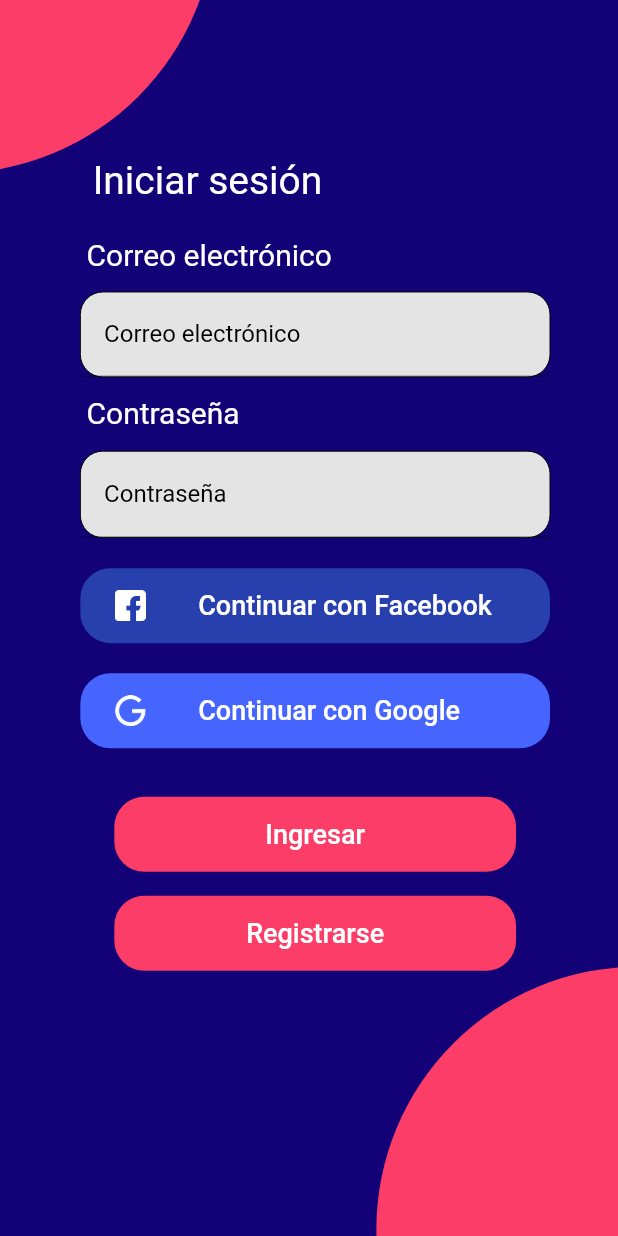
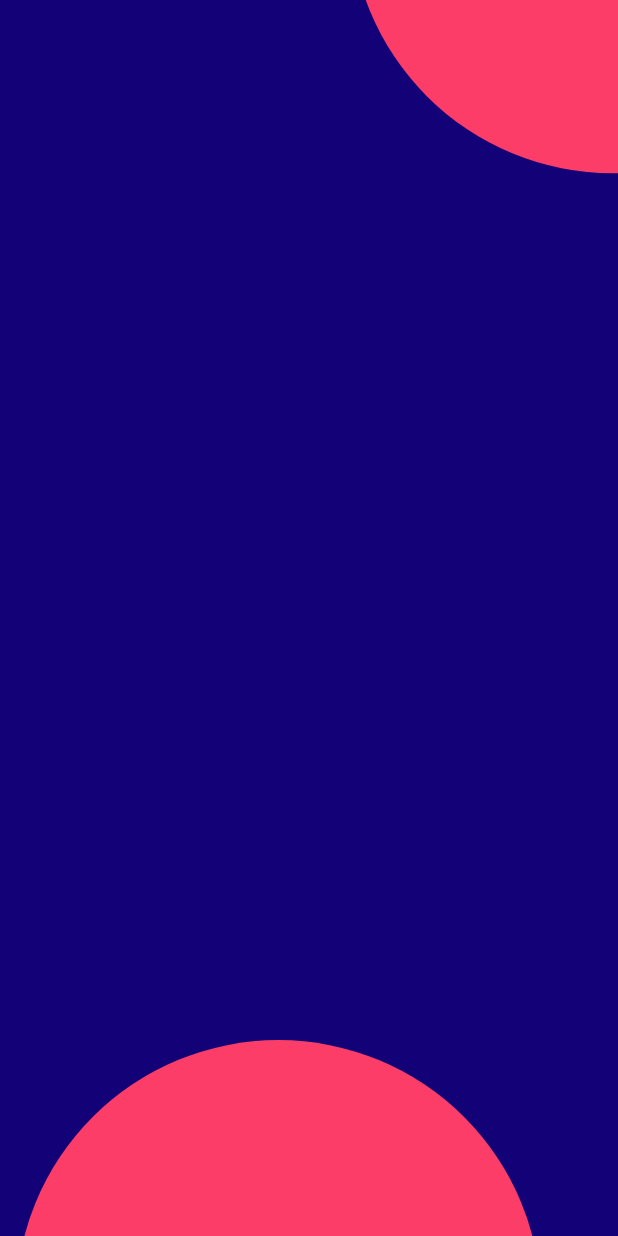
Before and after one commit to luispaulo0/life_notes, a Flutter app: the screen it shows after launch, after a tap on "Registrarse", on a phone screen of 412 x 824 dp. Run offline on Flutter 3.47's test engine with Material 2 defaults, Android fonts, the phone set to English and light mode, and no system bars.

Commit message:
login ajustes

```diff
--- a/lib/pages/Login.dart
+++ b/lib/pages/Login.dart
@@ -1,4 +1,5 @@
 import 'package:flutter/material.dart';
+import 'package:life_notes/pages/signup.dart';
 import 'dart:ui' as ui;
 import 'package:life_notes/widgets/circle.dart';
 
@@ -22,7 +23,7 @@ class _homeState extends State<login> {
     final double circleSize = size.width * 0.85;
     return Scaffold(
       body: SafeArea(
-          child: Container(
+          child: SizedBox(
               width: double.infinity,
               height: double.infinity,
               child: Stack(children: [
@@ -242,7 +243,13 @@ class _homeState extends State<login> {
                             primary: Colors.white,
                             backgroundColor: const Color(0xffFC3D68),
                           ),
-                          onPressed: () {},
+                          onPressed: () {
+                            Navigator.push(
+                                      context,
+                                      MaterialPageRoute(
+                                          builder: (context) =>
+                                              signup()));
+                          },
                           child: const Text(
                             'Registrarse',
                             style: TextStyle(
--- /dev/null
+++ b/lib/pages/signup.dart
@@ -0,0 +1,39 @@
+import 'package:flutter/material.dart';
+import 'package:life_notes/widgets/circle.dart';
+
+class signup extends StatefulWidget {
+  signup({Key? key}) : super(key: key);
+
+  @override
+  State<signup> createState() => _signupState();
+}
+
+class _signupState extends State<signup> {
+  @override
+  Widget build(BuildContext context) {
+    final Size size = MediaQuery.of(context).size;
+    final double circleSize = size.width * 0.85;
+    return Scaffold(
+      backgroundColor: const Color(0xff130177),
+      body: SafeArea(
+          child: SizedBox(
+        width: double.infinity,
+        height: double.infinity,
+        child: Stack(
+          children: [
+            Positioned(
+                top: -circleSize * 0.67,
+                right: -circleSize * 0.49,
+                child: circle(
+                  size: circleSize,
+                )),
+            Positioned(
+                top: circleSize * 1.98,
+                left: circleSize * 0.03,
+                child: circle(size: circleSize)),
+          ],
+        ),
+      )),
+    );
+  }
+}
```
